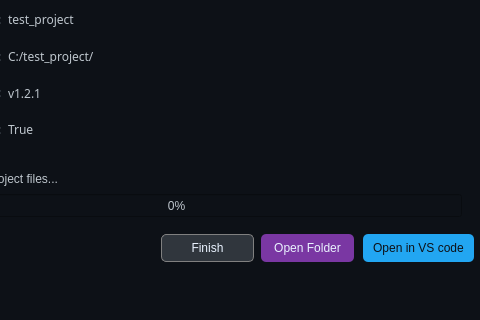
Before: the Qt Designer form src/gui/ui/setup.ui in hind-sagar-biswas/php_launchpad, drawn with Qt 5; both pictures show x 129 to 609 and y 86 to 406 of the 609 by 406 pixel window.
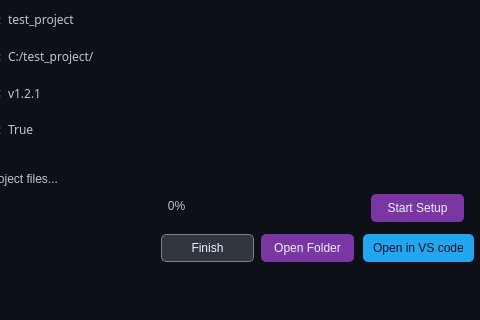
After: the same form once the commit is applied. Icons and pictures are not drawn.

Diff of the .ui file:
```diff
--- a/src/gui/ui/setup.ui
+++ b/src/gui/ui/setup.ui
@@ -2,6 +2,9 @@
 <ui version="4.0">
  <class>MainWindow</class>
  <widget class="QMainWindow" name="MainWindow">
+  <property name="enabled">
+   <bool>true</bool>
+  </property>
   <property name="geometry">
    <rect>
     <x>0</x>
@@ -335,6 +338,22 @@
      </item>
     </layout>
    </widget>
+   <widget class="QPushButton" name="startSetupButton">
+    <property name="geometry">
+     <rect>
+      <x>500</x>
+      <y>280</y>
+      <width>93</width>
+      <height>28</height>
+     </rect>
+    </property>
+    <property name="styleSheet">
+     <string notr="true">background-color: #7a37a3; color: #eaf3ff; border-radius: 5px;</string>
+    </property>
+    <property name="text">
+     <string>Start Setup</string>
+    </property>
+   </widget>
   </widget>
   <widget class="QMenuBar" name="menubar">
    <property name="geometry">
```
Left out of the diff: 10 changed lines with no effect on the pictures.
